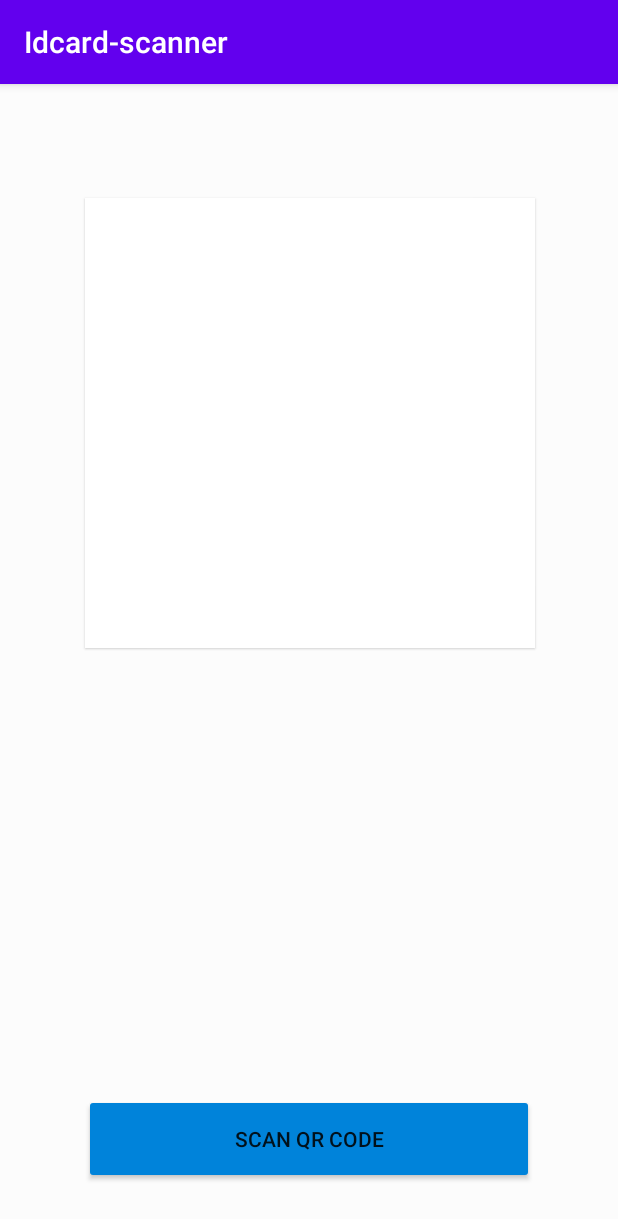
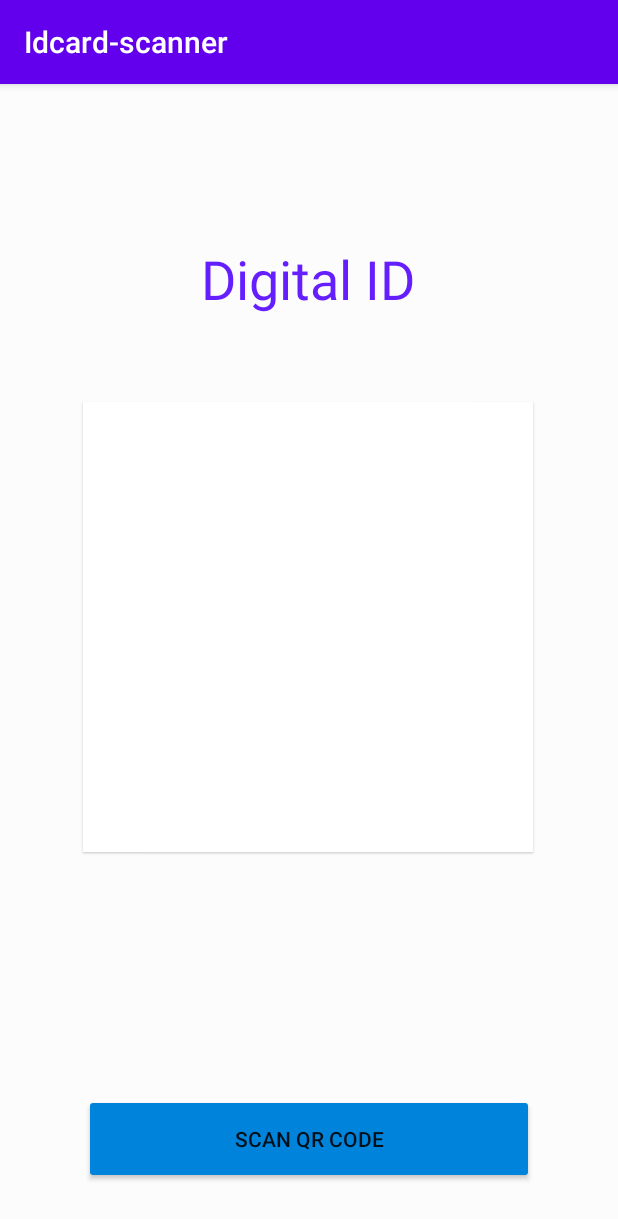
Before and after one commit to sojas07/idcard-scanner, an Android app: the QrCode screen opened directly, with no data from a screen before it, on a phone screen of 412 x 824 dp. Shown: the top 1219 px of the screen. Run offline under Robolectric (Android 15) with nearby library versions, the phone set to English and light mode, and no system bars.

Commit message:
added title

```diff
--- a/app/app/src/main/res/layout/activity_qr_code.xml
+++ b/app/app/src/main/res/layout/activity_qr_code.xml
@@ -5,22 +5,22 @@
     android:layout_width="match_parent"
     android:layout_height="match_parent"
     android:background="#83FFFFFF"
+    android:textAlignment="center"
     tools:context=".QrCode">
 
     <ImageView
         android:id="@+id/imageView"
         android:layout_width="300dp"
         android:layout_height="300dp"
-        android:layout_marginTop="76dp"
+        android:layout_marginTop="212dp"
         android:adjustViewBounds="false"
         android:background="#FFFFFF"
         android:elevation="1dp"
         android:scaleType="centerInside"
         app:layout_constraintEnd_toEndOf="parent"
-        app:layout_constraintHorizontal_bias="0.504"
+        app:layout_constraintHorizontal_bias="0.495"
         app:layout_constraintStart_toStartOf="parent"
-        app:layout_constraintTop_toTopOf="parent"
-        tools:srcCompat="@drawable/ic_launcher_background" />
+        app:layout_constraintTop_toTopOf="parent" />
 
     <Button
         android:id="@+id/scanButton"
@@ -35,4 +35,18 @@
         app:layout_constraintStart_toStartOf="parent"
         app:layout_constraintTop_toTopOf="parent"
         app:layout_constraintVertical_bias="0.951" />
+
+    <TextView
+        android:id="@+id/textView8"
+        android:layout_width="wrap_content"
+        android:layout_height="wrap_content"
+        android:text="Digital ID"
+        android:textColor="#651FFF"
+        android:textSize="36sp"
+        app:layout_constraintBottom_toTopOf="@+id/imageView"
+        app:layout_constraintEnd_toEndOf="parent"
+        app:layout_constraintHorizontal_bias="0.498"
+        app:layout_constraintStart_toStartOf="parent"
+        app:layout_constraintTop_toTopOf="parent"
+        app:layout_constraintVertical_bias="0.646" />
 </androidx.constraintlayout.widget.ConstraintLayout>
```
